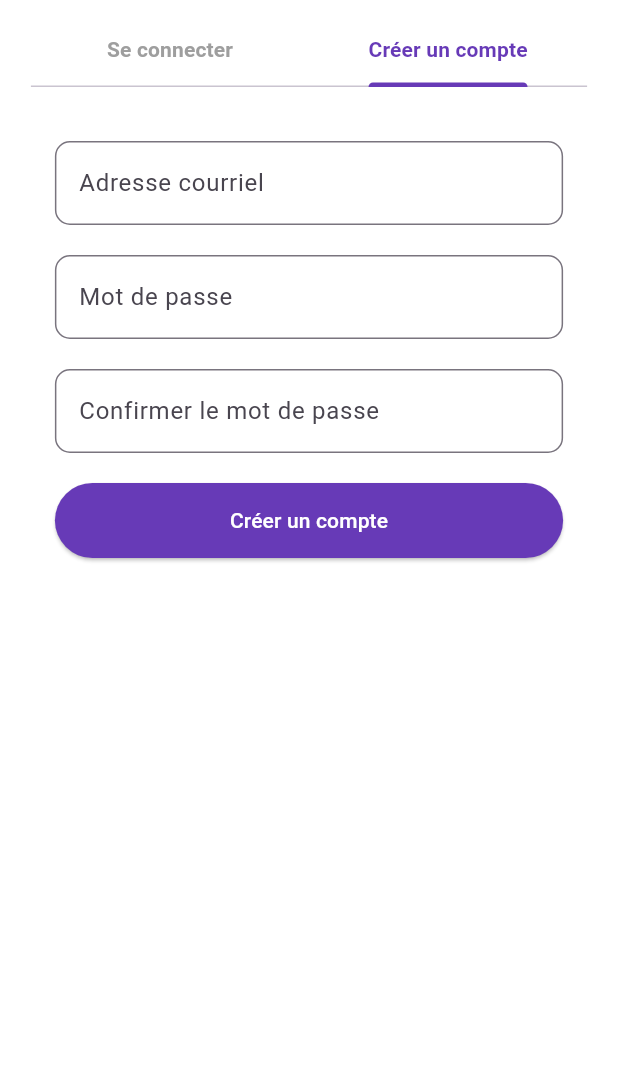
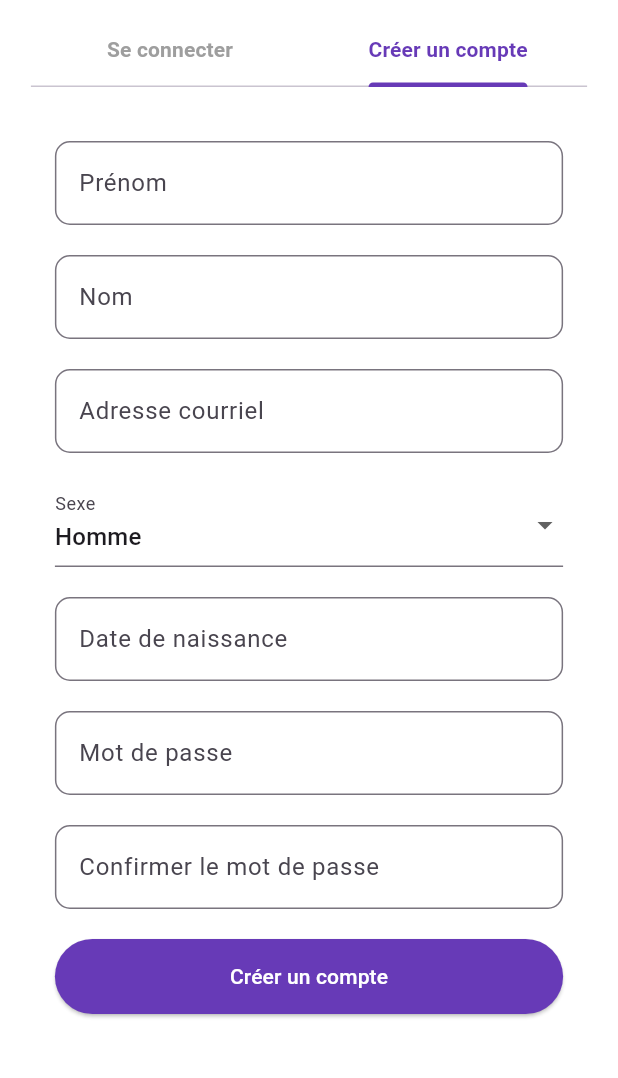
Before and after one commit to noskyo/fitbuddy, a Flutter app: the screen it shows after launch, tab 2 chosen, on a phone screen of 412 x 824 dp, the part 69-1147 px from its top. Run offline on Flutter 3.47's test engine with Material 3 defaults, Android fonts, the phone set to English and light mode, and no system bars; our stand-ins replace carousel_slider, cloud_firestore, firebase_auth, firebase_core, flutter_map, geocoding and 2 more; accounts and stored records are empty.

Commit message:
je suis tanné

```diff
--- a/lib/Auth/Inscription/InscriptionForm.dart
+++ b/lib/Auth/Inscription/InscriptionForm.dart
@@ -1,24 +1,51 @@
 import 'package:flutter/material.dart';
+
 import 'package:firebase_auth/firebase_auth.dart';
 import 'package:cloud_firestore/cloud_firestore.dart';
-import 'package:superfitbuddy/Homepage/homepage.dart';
+import '../../Feed/FeedPage.dart';
 
 class InscriptionForm extends StatefulWidget {
   const InscriptionForm({super.key});
 
   @override
-  State<InscriptionForm> createState() => _InscriptionFormState();
+  State<InscriptionForm> createState() => _FormulaireInscriptionState();
 }
 
-class _InscriptionFormState extends State<InscriptionForm> {
+class _FormulaireInscriptionState extends State<InscriptionForm> {
+  final TextEditingController prenomController = TextEditingController();
+  final TextEditingController nomController = TextEditingController();
   final TextEditingController emailController = TextEditingController();
   final TextEditingController passwordController = TextEditingController();
   final TextEditingController confirmPasswordController = TextEditingController();
+  final TextEditingController dateNaissanceController = TextEditingController();
+  String sexe = "Homme";
+  DateTime? dateNaissance;
+
+  Future<void> _selectDateNaissance() async {
+    final DateTime? picked = await showDatePicker(
+      context: context,
+      initialDate: DateTime.now(),
+      firstDate: DateTime(1900),
+      lastDate: DateTime.now(),
+    );
+    if (picked != null) {
+      setState(() {
+        dateNaissance = picked;
+        dateNaissanceController.text = "${picked.day}/${picked.month}/${picked.year}";
+      });
+    }
+  }
 
   Future<void> inscrire() async {
     if (passwordController.text != confirmPasswordController.text) {
       ScaffoldMessenger.of(context).showSnackBar(
         const SnackBar(content: Text('Les mots de passe ne correspondent pas !')),
+      );
+      return;
+    }
+    if (dateNaissance == null) {
+      ScaffoldMessenger.of(context).showSnackBar(
+        const SnackBar(content: Text('Veuillez sélectionner votre date de naissance.')),
       );
       return;
     }
@@ -28,24 +55,27 @@ class _InscriptionFormState extends State<InscriptionForm> {
         password: passwordController.text.trim(),
       );
 
-      // Sauvegarder les données utilisateur dans Firestore
-      await FirebaseFirestore.instance.collection('users').doc(userCredential.user!.uid).set({
-        'email': emailController.text.trim(),
+      final user = userCredential.user;
+      if (user != null) {
+        await FirebaseFirestore.instance.collection('users').doc(user.uid).set({
+          'prenom': prenomController.text.trim(),
+          'nom': nomController.text.trim(),
+          'courriel': user.email,
+          'sexe': sexe,
+          'dateNaissance': dateNaissance!.toIso8601String(),
           'createdAt': DateTime.now(),
         });
-
         ScaffoldMessenger.of(context).showSnackBar(
-        const SnackBar(content: Text('Inscription réussie !')),
+          const SnackBar(content: Text('Compte créé avec succès !')),
         );
-
-      // Redirigez vers HomePageWidget
         Navigator.pushReplacement(
           context,
-        MaterialPageRoute(builder: (context) =>  HomePageWidget()),
+          MaterialPageRoute(builder: (context) => FeedPage()),
         );
-    } catch (e) {
+      }
+    } on FirebaseAuthException catch (e) {
       ScaffoldMessenger.of(context).showSnackBar(
-        SnackBar(content: Text('Erreur : ${e.toString()}')),
+        SnackBar(content: Text(e.message ?? 'Erreur lors de la création du compte')),
       );
     }
   }
@@ -57,9 +87,49 @@ class _InscriptionFormState extends State<InscriptionForm> {
       child: Column(
         children: [
           TextField(
+            controller: prenomController,
+            decoration: InputDecoration(
+              labelText: 'Prénom',
+              border: OutlineInputBorder(borderRadius: BorderRadius.circular(10)),
+            ),
+          ),
+          const SizedBox(height: 20),
+          TextField(
+            controller: nomController,
+            decoration: InputDecoration(
+              labelText: 'Nom',
+              border: OutlineInputBorder(borderRadius: BorderRadius.circular(10)),
+            ),
+          ),
+          const SizedBox(height: 20),
+          TextField(
             controller: emailController,
             decoration: InputDecoration(
               labelText: 'Adresse courriel',
+              border: OutlineInputBorder(borderRadius: BorderRadius.circular(10)),
+            ),
+          ),
+          const SizedBox(height: 20),
+          DropdownButtonFormField<String>(
+            value: sexe,
+            onChanged: (value) => setState(() {
+              sexe = value!;
+            }),
+            items: const [
+              DropdownMenuItem(value: "Homme", child: Text("Homme")),
+              DropdownMenuItem(value: "Femme", child: Text("Femme")),
+              DropdownMenuItem(value: "Autre", child: Text("Autre")),
+            ],
+            decoration: const InputDecoration(labelText: 'Sexe'),
+          ),
+          const SizedBox(height: 20),
+          TextField(
+            controller: dateNaissanceController,
+            readOnly: true,
+            onTap: _selectDateNaissance,
+            decoration: InputDecoration(
+              labelText: 'Date de naissance',
+              hintText: "JJ/MM/AAAA",
               border: OutlineInputBorder(borderRadius: BorderRadius.circular(10)),
             ),
           ),
--- a/lib/Map/MapPage.dart
+++ b/lib/Map/MapPage.dart
@@ -239,12 +239,6 @@ class _InteractiveMapState extends State<InteractiveMap> {
                                 'Distance: ${distance.toStringAsFixed(2)} meters', // Show calculated distance
                               ),
                               const SizedBox(height: 10),
-                              ElevatedButton(
-                                onPressed: () {
-                                  _showMarkerDetails(_selectedMarkerPoint!);
-                                },
-                                child: const Text('More Info'),
-                              ),
                             ],
                           );
                         },
```
Also changed, not shown: lib/Homepage/homepage.dart (+52 -11 lines). Lines whose indentation alone changed are shown as unchanged.
